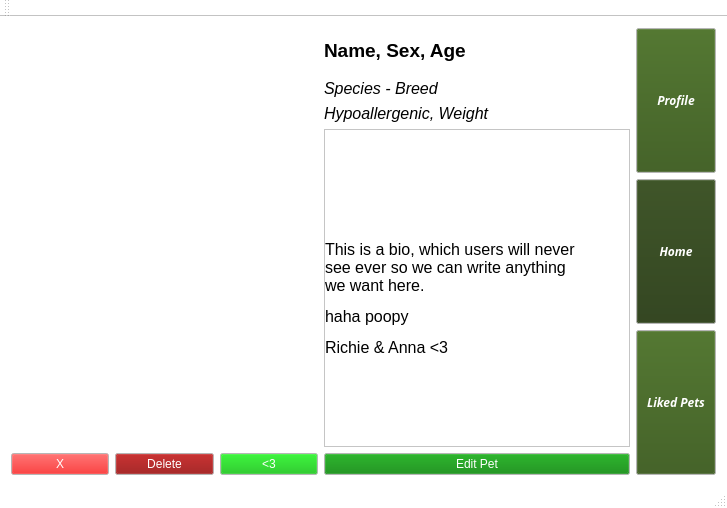
Old version of the form pet_tinder/gui/petfinder.ui in the repository CS-205-S21/team_1_4.
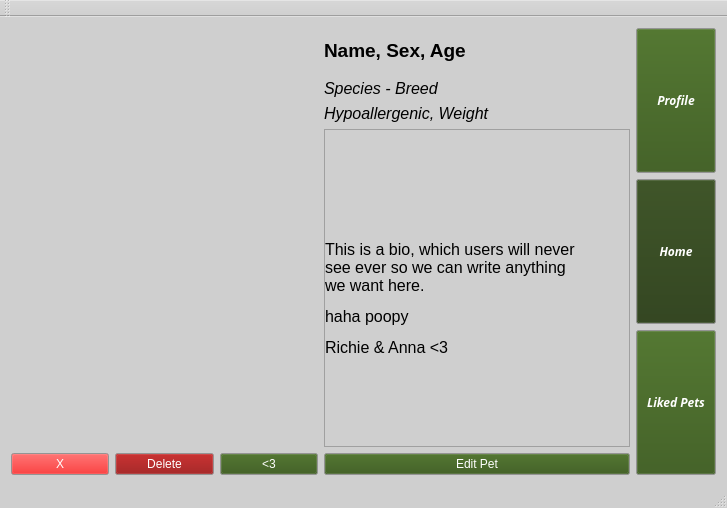
New version of the form.

Diff of the .ui file:
```diff
--- a/pet_tinder/gui/petfinder.ui
+++ b/pet_tinder/gui/petfinder.ui
@@ -103,9 +103,9 @@
      <colorrole role="Window">
       <brush brushstyle="SolidPattern">
        <color alpha="255">
-        <red>255</red>
-        <green>255</green>
-        <blue>255</blue>
+        <red>207</red>
+        <green>207</green>
+        <blue>207</blue>
        </color>
       </brush>
      </colorrole>
@@ -204,9 +204,9 @@
      <colorrole role="Window">
       <brush brushstyle="SolidPattern">
        <color alpha="255">
-        <red>255</red>
-        <green>255</green>
-        <blue>255</blue>
+        <red>207</red>
+        <green>207</green>
+        <blue>207</blue>
        </color>
       </brush>
      </colorrole>
@@ -296,18 +296,18 @@
      <colorrole role="Base">
       <brush brushstyle="SolidPattern">
        <color alpha="255">
-        <red>255</red>
-        <green>255</green>
-        <blue>255</blue>
+        <red>207</red>
+        <green>207</green>
+        <blue>207</blue>
        </color>
       </brush>
      </colorrole>
      <colorrole role="Window">
       <brush brushstyle="SolidPattern">
        <color alpha="255">
-        <red>255</red>
-        <green>255</green>
-        <blue>255</blue>
+        <red>207</red>
+        <green>207</green>
+        <blue>207</blue>
        </color>
       </brush>
      </colorrole>
@@ -385,7 +385,7 @@
               <active>
                <colorrole role="Button">
                 <brush brushstyle="SolidPattern">
-                 <color alpha="255">
+                 <color alpha="0">
                   <red>226</red>
                   <green>0</green>
                   <blue>0</blue>
@@ -396,7 +396,7 @@
               <inactive>
                <colorrole role="Button">
                 <brush brushstyle="SolidPattern">
-                 <color alpha="255">
+                 <color alpha="0">
                   <red>226</red>
                   <green>0</green>
                   <blue>0</blue>
@@ -407,7 +407,7 @@
               <disabled>
                <colorrole role="Button">
                 <brush brushstyle="SolidPattern">
-                 <color alpha="255">
+                 <color alpha="0">
                   <red>226</red>
                   <green>0</green>
                   <blue>0</blue>
@@ -477,9 +477,9 @@
                <colorrole role="Button">
                 <brush brushstyle="SolidPattern">
                  <color alpha="255">
-                  <red>0</red>
-                  <green>181</green>
-                  <blue>0</blue>
+                  <red>50</red>
+                  <green>85</green>
+                  <blue>19</blue>
                  </color>
                 </brush>
                </colorrole>
@@ -488,9 +488,9 @@
                <colorrole role="Button">
                 <brush brushstyle="SolidPattern">
                  <color alpha="255">
-                  <red>0</red>
-                  <green>181</green>
-                  <blue>0</blue>
+                  <red>50</red>
+                  <green>85</green>
+                  <blue>19</blue>
                  </color>
                 </brush>
                </colorrole>
@@ -499,9 +499,9 @@
                <colorrole role="Button">
                 <brush brushstyle="SolidPattern">
                  <color alpha="255">
-                  <red>0</red>
-                  <green>181</green>
-                  <blue>0</blue>
+                  <red>50</red>
+                  <green>85</green>
+                  <blue>19</blue>
                  </color>
                 </brush>
                </colorrole>
@@ -593,6 +593,9 @@
               <pointsize>12</pointsize>
              </font>
             </property>
+            <property name="frameShape">
+             <enum>QFrame::NoFrame</enum>
+            </property>
             <property name="text">
              <string>&lt;html&gt;&lt;head/&gt;&lt;body&gt;&lt;p&gt;This is a bio, which users will never see ever so we can write anything we want here.&lt;/p&gt;&lt;p&gt;haha poopy&lt;/p&gt;&lt;p&gt;Richie &amp;amp; Anna &amp;lt;3&lt;/p&gt;&lt;/body&gt;&lt;/html&gt;</string>
             </property>
@@ -608,6 +611,43 @@
         </item>
         <item>
          <widget class="QPushButton" name="editPetButton">
+          <property name="palette">
+           <palette>
+            <active>
+             <colorrole role="Button">
+              <brush brushstyle="SolidPattern">
+               <color alpha="255">
+                <red>50</red>
+                <green>85</green>
+                <blue>19</blue>
+               </color>
+              </brush>
+             </colorrole>
+            </active>
+            <inactive>
+             <colorrole role="Button">
+              <brush brushstyle="SolidPattern">
+               <color alpha="255">
+                <red>50</red>
+                <green>85</green>
+                <blue>19</blue>
+               </color>
+              </brush>
+             </colorrole>
+            </inactive>
+            <disabled>
+             <colorrole role="Button">
+              <brush brushstyle="SolidPattern">
+               <color alpha="255">
+                <red>50</red>
+                <green>85</green>
+                <blue>19</blue>
+               </color>
+              </brush>
+             </colorrole>
+            </disabled>
+           </palette>
+          </property>
           <property name="text">
            <string>Edit Pet</string>
           </property>
```
